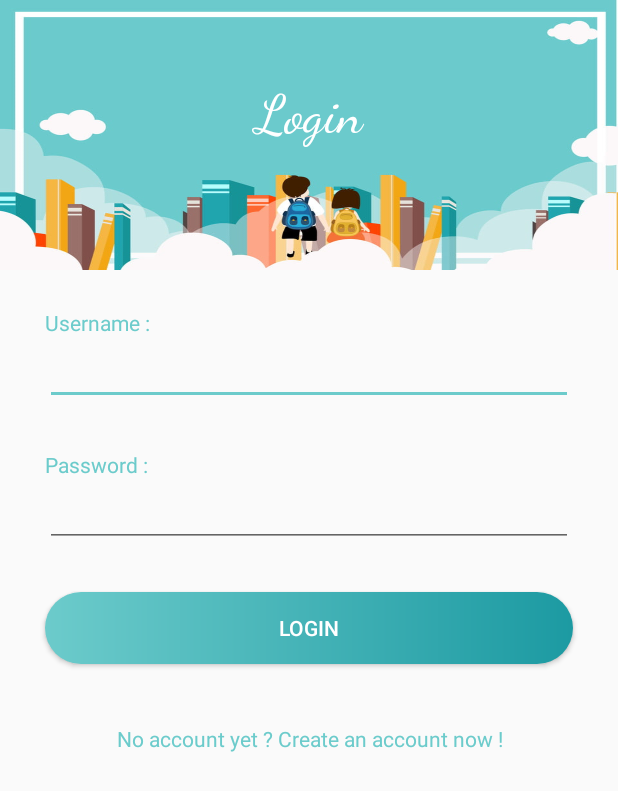
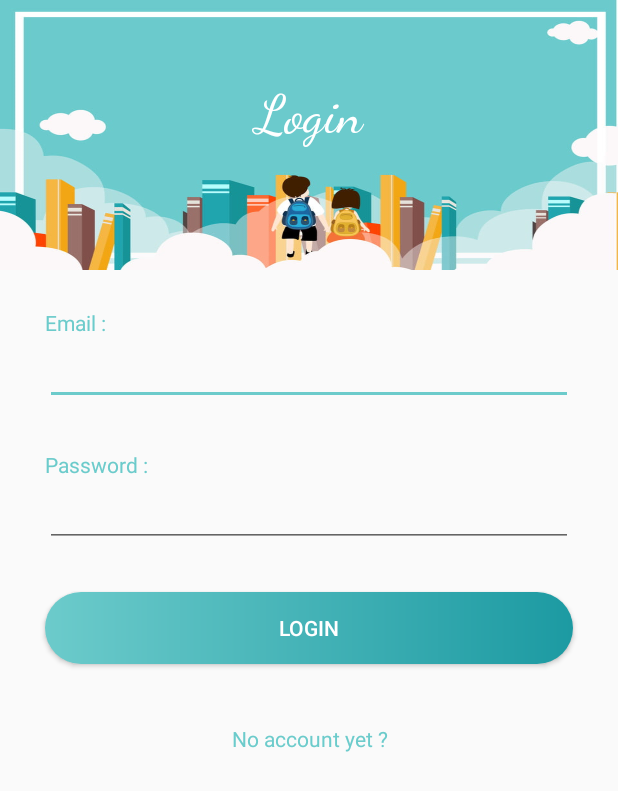
Before and after one commit to Hurribeast/studentapp, an Android app: the layout login_activity.xml on its own in the app's theme, with its tools: preview values and no code run, on a phone screen of 412 x 824 dp. Shown: the top 791 px of the screen. Run offline under Robolectric (Android 15) with nearby library versions, the phone set to English and light mode, and no system bars; network calls fail.

Commit message:
Ajout de la base de la view login + ajout classe register

```diff
--- a/app/src/main/res/layout/login_activity.xml
+++ b/app/src/main/res/layout/login_activity.xml
@@ -5,6 +5,7 @@
     android:layout_height="match_parent">
 
     <TextView
+        android:id="@+id/login_form_header"
         android:layout_width="match_parent"
         android:layout_height="180dp"
         android:textAlignment="center"
@@ -17,26 +18,30 @@
         android:text="@string/login"/>
 
     <TextView
+        android:id="@+id/login_form_email_header"
         android:layout_width="match_parent"
         android:layout_height="wrap_content"
-        android:text="Username : "
+        android:text="@string/email"
         android:layout_marginHorizontal="30dp"
         android:textColor="@color/colorAccent"
         />
     <EditText
+        android:id="@+id/login_form_email"
         android:layout_width="match_parent"
         android:layout_height="wrap_content"
         android:layout_marginHorizontal="30dp"
         android:layout_marginBottom="30dp"
         />
     <TextView
+        android:id="@+id/login_form_password_header"
         android:layout_width="match_parent"
         android:layout_height="wrap_content"
-        android:text="Password : "
+        android:text="@string/password"
         android:layout_marginHorizontal="30dp"
         android:textColor="@color/colorAccent"
         />
     <EditText
+        android:id="@+id/login_form_password"
         android:layout_width="match_parent"
         android:layout_height="wrap_content"
         android:inputType="textPassword"
@@ -44,20 +49,24 @@
         android:layout_marginBottom="30dp"
         />
     <Button
+        android:id="@+id/login_form_login_button"
         android:layout_width="match_parent"
         android:layout_height="wrap_content"
-        android:text="Login"
+        android:text="@string/login"
         android:textColor="#fff"
         android:layout_marginHorizontal="30dp"
         android:background="@drawable/login_button_bg"
         />
     <TextView
+        android:id="@+id/login_form_register_header"
         android:layout_width="match_parent"
         android:layout_height="wrap_content"
-        android:text="No account yet ? Create an account now !"
+        android:text="@string/no_account_yet"
         android:layout_marginVertical="40dp"
         android:textAlignment="center"
         android:textSize="14dp"
         android:textColor="@color/colorAccent"
+        android:onClick="onClick"
+        android:clickable="true"
         />
 </LinearLayout>
--- a/app/src/main/res/values/strings.xml
+++ b/app/src/main/res/values/strings.xml
@@ -13,4 +13,7 @@
     <string name="http_no_connection">Check your internet connection</string>
     <string name="request_error">An error occured during your request</string>
     <string name="technical_error">An unknow error happened : Try again</string>
+    <string name="email">Email : </string>
+    <string name="password">Password : </string>
+    <string name="no_account_yet">No account yet ?</string>
 </resources>
```
Also changed, not shown: app/src/main/java/be/leeroy/studentapp/view/Login.java (added, +63 -0 lines), app/src/main/java/be/leeroy/studentapp/view/Register.java (added, +7 -0 lines), build.gradle (deleted, +0 -24 lines), 1 other file.
